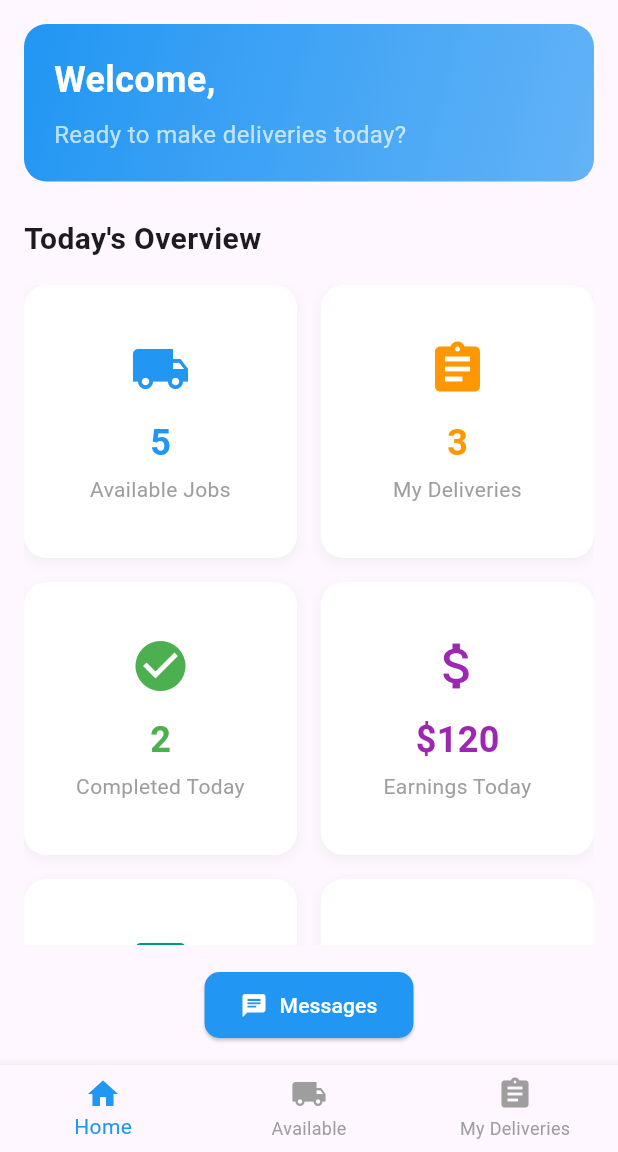
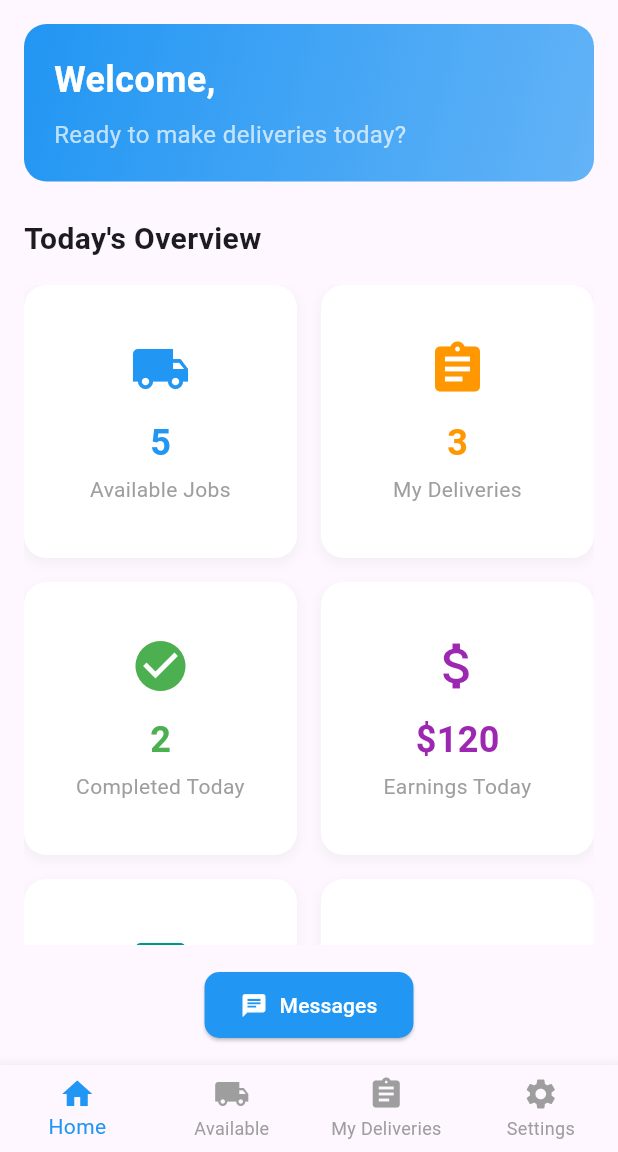
Before and after one commit to ssekyanzielvis/Logistics-and-Procurement-Management-App, a Flutter app: the DriverDashboard screen opened directly, on a phone screen of 412 x 824 dp, the part 84-1236 px from its top. Run offline on Flutter 3.47's test engine with Material 3 defaults, Android fonts, the phone set to English and light mode, and no system bars; our stand-ins replace cached_network_image, flutter_dotenv, flutter_riverpod, geolocator, image_picker, pdf and 3 more; accounts and stored records are empty; network calls fail.

Commit message:
you know

```diff
--- a/logistics/lib/screens/admin/admin_dashboard.dart
+++ b/logistics/lib/screens/admin/admin_dashboard.dart
@@ -7,6 +7,7 @@ import 'package:logistics/screens/home/delivery_screen.dart';
 import 'package:logistics/screens/home/fuel_card_dashboard.dart';
 import 'package:logistics/screens/home/profile_screen.dart';
 import 'package:logistics/services/auth_service.dart';
+import 'package:logistics/services/settings_screen.dart';
 import 'package:logistics/utils/constants.dart';
 import 'package:provider/provider.dart';
 import 'package:supabase_flutter/supabase_flutter.dart';
@@ -26,6 +27,7 @@ class _AdminDashboardState extends State<AdminDashboard> {
     const ManageUsersScreen(),
     const ManageConsignmentsScreen(),
     const AnalyticsScreen(),
+    const SettingsScreen(),
   ];
 
   @override
@@ -99,6 +101,10 @@ class _AdminDashboardState extends State<AdminDashboard> {
           BottomNavigationBarItem(
             icon: Icon(Icons.analytics, size: fontScale * 24),
             label: 'Analytics',
+          ),
+          BottomNavigationBarItem(
+            icon: Icon(Icons.settings, size: fontScale * 24),
+            label: 'Settings',
           ),
         ],
       ),
--- a/logistics/lib/screens/admin/other_admin_dashboard.dart
+++ b/logistics/lib/screens/admin/other_admin_dashboard.dart
@@ -6,6 +6,7 @@ import 'package:logistics/screens/client/chat_list_screen.dart';
 import 'package:logistics/screens/home/fuel_card_dashboard.dart';
 import 'package:logistics/screens/home/profile_screen.dart';
 import 'package:logistics/services/auth_service.dart';
+import 'package:logistics/services/settings_screen.dart';
 import 'package:logistics/utils/constants.dart';
 import 'package:provider/provider.dart';
 import 'package:supabase_flutter/supabase_flutter.dart';
@@ -25,6 +26,7 @@ class _OtherAdminDashboardState extends State<OtherAdminDashboard> {
     const ManageUsersScreen(),
     const ManageConsignmentsScreen(),
     const AnalyticsScreen(),
+    const SettingsScreen(),
   ];
 
   @override
@@ -98,6 +100,10 @@ class _OtherAdminDashboardState extends State<OtherAdminDashboard> {
           BottomNavigationBarItem(
             icon: Icon(Icons.analytics, size: fontScale * 24),
             label: 'Analytics',
+          ),
+          BottomNavigationBarItem(
+            icon: Icon(Icons.settings, size: fontScale * 24),
+            label: 'Settings',
           ),
         ],
       ),
--- a/logistics/lib/screens/driver/driver_dashboard.dart
+++ b/logistics/lib/screens/driver/driver_dashboard.dart
@@ -6,6 +6,7 @@ import 'package:logistics/screens/home/delivery_screen.dart';
 import 'package:logistics/screens/home/driver_fuel_card_screen.dart';
 import 'package:logistics/screens/home/profile_screen.dart';
 import 'package:logistics/services/auth_service.dart';
+import 'package:logistics/services/settings_screen.dart';
 import 'package:logistics/utils/constants.dart';
 import 'package:provider/provider.dart';
 
@@ -23,6 +24,7 @@ class _DriverDashboardState extends State<DriverDashboard> {
     const DriverHomeScreen(),
     const AvailableConsignmentsScreen(),
     const MyDeliveriesScreen(),
+    const SettingsScreen(), // Added Settings screen
   ];
 
   @override
@@ -34,18 +36,18 @@ class _DriverDashboardState extends State<DriverDashboard> {
         foregroundColor: Colors.white,
         actions: [
           IconButton(
-            icon: const Icon(Icons.person), // Profile icon
-            tooltip: 'Profile', // Optional tooltip
+            icon: const Icon(Icons.person),
+            tooltip: 'Profile',
             onPressed: () {
               Navigator.push(
                 context,
-                MaterialPageRoute(builder: (context) => ProfileScreen()),
+                MaterialPageRoute(builder: (context) => const ProfileScreen()),
               );
             },
           ),
           IconButton(
             icon: const Icon(Icons.logout),
-            tooltip: 'Logout', // Optional tooltip
+            tooltip: 'Logout',
             onPressed: () {
               Provider.of<AuthService>(context, listen: false).signOut();
             },
@@ -54,6 +56,7 @@ class _DriverDashboardState extends State<DriverDashboard> {
       ),
       body: _screens[_selectedIndex],
       bottomNavigationBar: BottomNavigationBar(
+        type: BottomNavigationBarType.fixed,
         currentIndex: _selectedIndex,
         onTap: (index) {
           setState(() {
@@ -71,6 +74,10 @@ class _DriverDashboardState extends State<DriverDashboard> {
           BottomNavigationBarItem(
             icon: Icon(Icons.assignment),
             label: 'My Deliveries',
+          ),
+          BottomNavigationBarItem(
+            icon: Icon(Icons.settings),
+            label: 'Settings',
           ),
         ],
       ),
@@ -145,28 +152,28 @@ class DriverHomeScreen extends StatelessWidget {
                 _buildStatCard(
                   context,
                   'Available Jobs',
-                  '5', // Replace with dynamic data if needed
+                  '5',
                   Icons.local_shipping,
                   Colors.blue,
                 ),
                 _buildStatCard(
                   context,
                   'My Deliveries',
-                  '3', // Replace with dynamic data if needed
+                  '3',
                   Icons.assignment,
                   Colors.orange,
                 ),
                 _buildStatCard(
                   context,
                   'Completed Today',
-                  '2', // Replace with dynamic data if needed
+                  '2',
                   Icons.check_circle,
                   Colors.green,
                 ),
                 _buildStatCard(
                   context,
                   'Earnings Today',
-                  '\$120', // Replace with dynamic data if needed
+                  '\$120',
                   Icons.attach_money,
                   Colors.purple,
                 ),
@@ -181,7 +188,8 @@ class DriverHomeScreen extends StatelessWidget {
                       context,
                       MaterialPageRoute(
                         builder:
-                            (context) => DriverFuelCardScreen(driverId: ''),
+                            (context) =>
+                                const DriverFuelCardScreen(driverId: ''),
                       ),
                     );
                   },
--- a/logistics/lib/services/settings_screen.dart
+++ b/logistics/lib/services/settings_screen.dart
@@ -5,6 +5,7 @@ import 'package:logistics/screens/home/error_handler.dart';
 import '../services/backup_service.dart';
 import '../services/export_service.dart';
 
+// ignore: library_prefixes
 import '../screens/home/date_utils.dart' as CustomDateUtils;
 import '../providers/fuel_card_providers.dart';
 
```
Also changed, not shown: logistics/lib/screens/client/client_dashboard.dart (+25 -5 lines).
